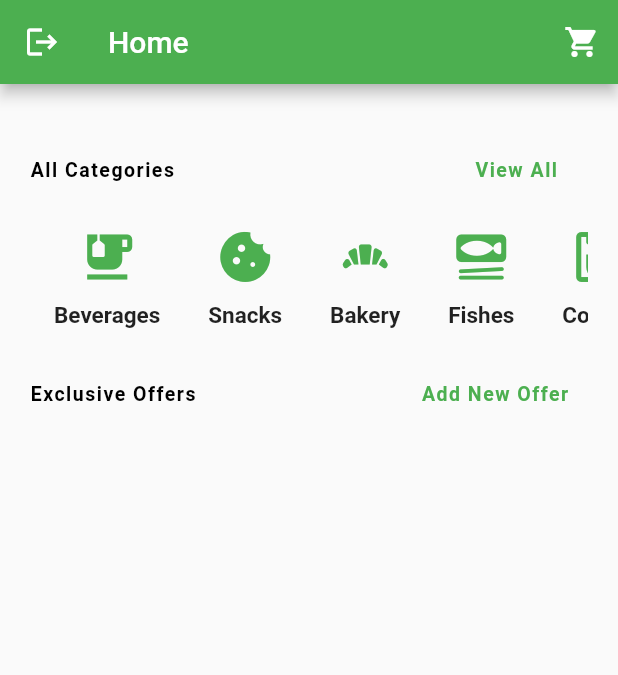
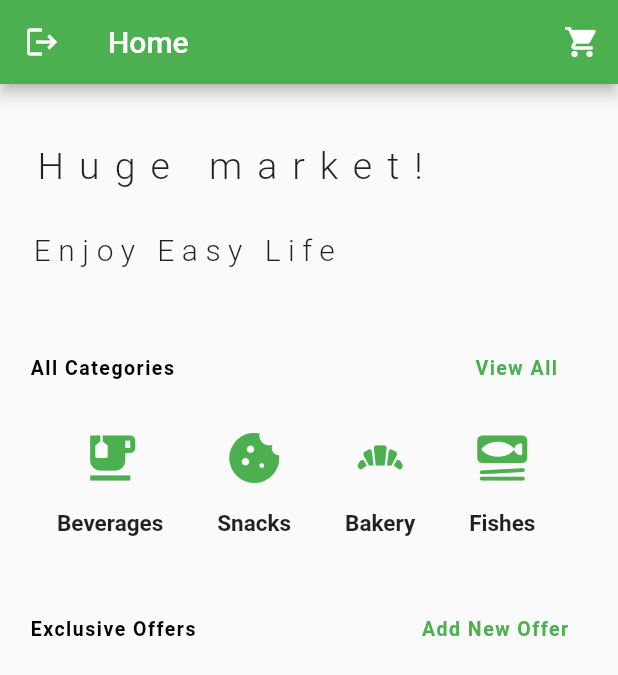
Before and after one commit to aseelnrajab/My-Market-, a Flutter app: the HomeScreen screen opened directly, on a phone screen of 412 x 824 dp. Shown: the top 675 px of the screen. Run offline on Flutter 3.47's test engine with Material 2 defaults, Android fonts, the light colour scheme and no system bars; our stand-ins replace cloud_firestore, firebase_auth, firebase_core, firebase_storage, image_picker, string_validator; accounts and stored records are empty.

Commit message:
Final Project

```diff
--- a/lib/models/Icons/icon_bar_model.dart
+++ b/lib/models/Icons/icon_bar_model.dart
@@ -13,11 +13,11 @@ class IconBarModel extends StatelessWidget {
   @override
   Widget build(BuildContext context) {
     return Padding(
-      padding: const EdgeInsets.all(16.0),
+      padding: const EdgeInsets.all(18.0),
       child: SizedBox(
         child: Column(children: [
           Icon(iconBar.iconData, color: Colors.green,size: 40,),
-          const SizedBox( height: 10,),
+          const SizedBox( height: 15,),
           Text(iconBar.name ?? '', style:const TextStyle(fontSize: 15, fontWeight: FontWeight.bold, ),),
         ]),
       ),
--- a/lib/models/offers/offer_menu_model.dart
+++ b/lib/models/offers/offer_menu_model.dart
@@ -10,7 +10,8 @@ class OfferModel extends StatelessWidget {
   Widget build(BuildContext context) {
     // TODO: implement build
     return Container(
-      width: 400,
+      width: 420,
+
       decoration:const BoxDecoration(
         borderRadius: BorderRadius.all(Radius.circular(20.0))),
       child: Image.network(
--- a/lib/screens/home_screen.dart
+++ b/lib/screens/home_screen.dart
@@ -8,7 +8,6 @@ import 'package:social_app2/screens/login_screen.dart';
 import '../models/Icons/icon_bar_model.dart';
 import '../models/offers/offer_menu_model.dart';
 import '../providers/auth_provider.dart';
-import '../providers/bottom_navigation_bar_provider.dart';
 import 'add/category/add/add_new_offer.dart';
 import 'add/category/display/all_snack_categories.dart';
 import 'add/category/display/bakery.dart';
@@ -30,7 +29,6 @@ class HomeScreen extends StatelessWidget {
 
   @override
   Widget build(BuildContext context) {
-    var provider = Provider.of<BottomNavigationBarProvider>(context);
     var provider1 = Provider.of<AdminProvider>(context);
     return Scaffold(
         appBar: AppBar(
@@ -53,10 +51,54 @@ class HomeScreen extends StatelessWidget {
             ]),
         body: Container(
             padding: const EdgeInsets.symmetric(horizontal: 20),
-            child: Expanded(
             child: Column(children: [
+              const SizedBox(height:20 ,),
+              //  Stack(children: [
+              //    Container(
+              //        height: 100,
+              //        width: double.infinity,
+              //        decoration:  BoxDecoration(
+              //          gradient: const LinearGradient(
+              //              colors: [Colors.green, Colors.green]),
+              //          borderRadius: BorderRadius.circular(20)
+              //
+              //        ),
+              //        child:
+              Column(
+                  // mainAxisAlignment: MainAxisAlignment.center,
+                  children: [
                     const SizedBox(
-                height: 50,
+                      height: 20,
+                    ),
+                    Container(
+                        // height: 80,
+                        width: 500,
+                        // color: Colors.green,
+                        child: Column(
+                            crossAxisAlignment: CrossAxisAlignment.start,
+                            children: const [
+                              Text(
+                                'Huge market!',
+                                style: TextStyle(
+                                    color: Colors.black87,
+                                    letterSpacing: 10,
+                                    fontWeight: FontWeight.w300,
+                                    fontSize: 25),
+                              ),
+                              SizedBox(
+                                height: 30,
+                              ),
+                              Text(
+                                'Enjoy Easy Life',
+                                style: TextStyle(
+                                    color: Colors.black87,
+                                    letterSpacing: 5,
+                                    fontWeight: FontWeight.w300,
+                                    fontSize: 20),
+                              ),
+                            ])),
+                    const SizedBox(
+                      height: 60,
                     ),
                     Row(
                       children: [
@@ -101,11 +143,15 @@ class HomeScreen extends StatelessWidget {
                                   itemBuilder: (context, index) {
                                     return InkWell(
                                         onTap: () {
-                                    AppRouter.appRouter.goToWidget(path[index]);
+                                          AppRouter.appRouter
+                                              .goToWidget(path[index]);
                                         },
                                         child: IconBarModel(iconData[index]));
                                   })))
                     ]),
+                    const SizedBox(
+                      height: 25,
+                    ),
                     Row(
                       children: [
                         const Text(
@@ -140,7 +186,7 @@ class HomeScreen extends StatelessWidget {
                     Row(children: <Widget>[
                       Expanded(
                           child: SizedBox(
-                        height: 200.0,
+                              height: 240.0,
                               child: Padding(
                                 padding: const EdgeInsets.only(top: 10),
                                 child: ListView.builder(
@@ -148,11 +194,13 @@ class HomeScreen extends StatelessWidget {
                                     // physics:const NeverScrollableScrollPhysics(),
                                     itemCount: provider1.allOffers!.length,
                                     itemBuilder: (context, index) {
-                                return OfferModel(provider1.allOffers![index]);
+                                      return OfferModel(
+                                          provider1.allOffers![index]);
                                     }),
                               )))
                     ])
-            ]))));
+                  ])
+            ])));
   }
 // const SizedBox(
 //   height: 25,
--- a/lib/screens/main_screen.dart
+++ b/lib/screens/main_screen.dart
@@ -1,5 +1,6 @@
 import 'package:flutter/material.dart';
 import 'package:provider/provider.dart';
+import 'package:social_app2/providers/auth_provider.dart';
 
 import 'package:social_app2/screens/home_screen.dart';
 import 'package:social_app2/screens/profile/profile.dart';
--- a/lib/screens/profile/edit_profile.dart
+++ b/lib/screens/profile/edit_profile.dart
@@ -87,7 +87,7 @@ class EditProfile extends StatelessWidget {
                           },
                           child: const Text(
                             'Update your information',
-                            style: TextStyle(color: Colors.black),
+                            style: TextStyle(color: Colors.white,letterSpacing: 1, fontSize: 15),
                           )),
                     ],
                   ));
```
Lines whose indentation alone changed are shown as unchanged.
